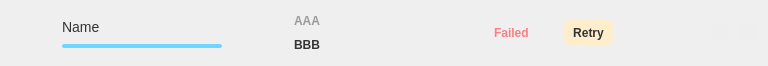
The window that src/MEGASync/gui/macx/TransferManagerItem.ui (meganz/MEGAsync) describes before a commit, drawn with Qt 5.
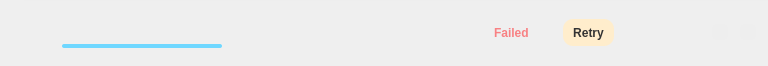
The same window after the commit. Icons and pictures are not drawn.

Commit message: Transfer Manager: Fix clear/cancel bug, fix ghost rows at init (race problem when initialising model), polish UI, update assets

Patch:
```diff
--- a/src/MEGASync/gui/macx/TransferManagerItem.ui
+++ b/src/MEGASync/gui/macx/TransferManagerItem.ui
@@ -345,7 +345,7 @@
              </sizepolicy>
             </property>
             <property name="text">
-             <string>Name</string>
+             <string/>
             </property>
            </widget>
           </item>
@@ -438,14 +438,14 @@
           <item>
            <widget class="QLabel" name="lDone">
             <property name="text">
-             <string>AAA</string>
+             <string/>
             </property>
            </widget>
           </item>
           <item>
            <widget class="QLabel" name="lTotal">
             <property name="text">
-             <string>BBB</string>
+             <string/>
             </property>
            </widget>
           </item>
```
Left out of the diff: 5 changed lines with no effect on the pictures. The commit also changes 71 other files.
